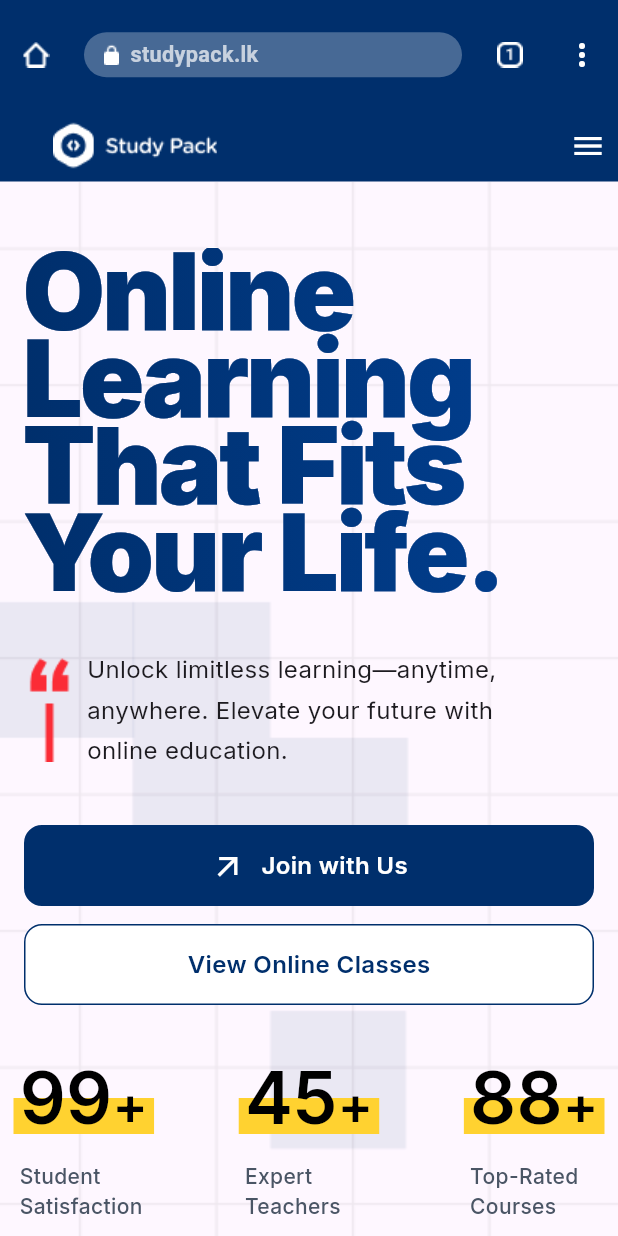
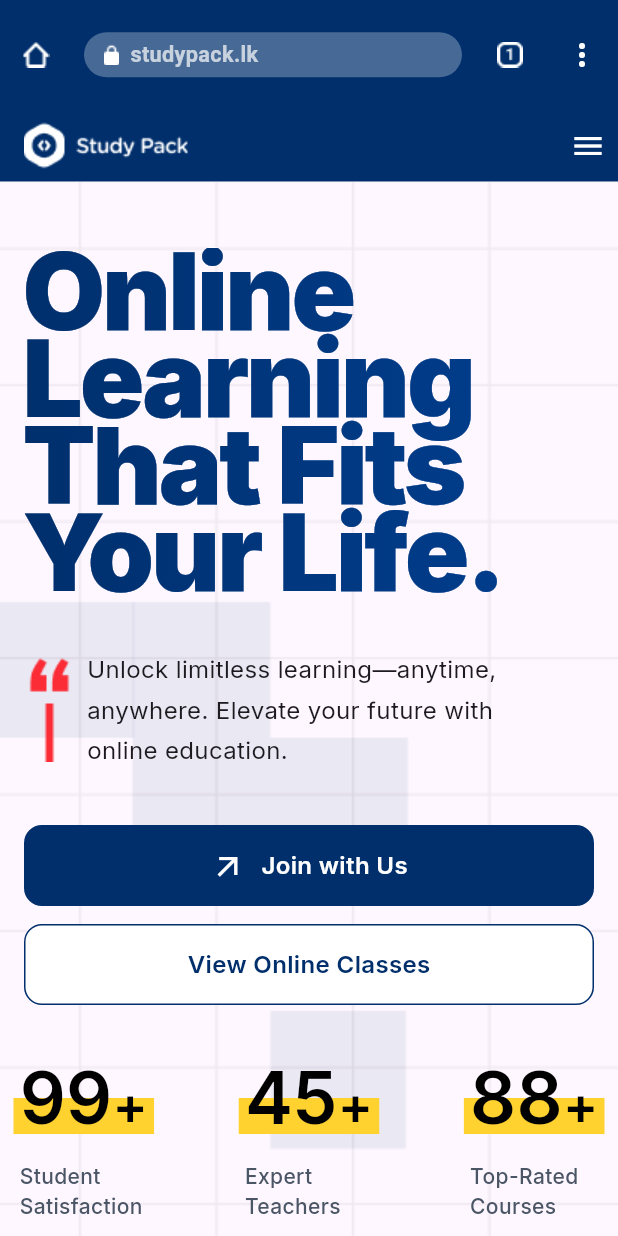
Before and after one commit to dimuthu1997/ui_assignment, a Flutter app: the screen it shows after launch, on a phone screen of 412 x 824 dp. Run offline on Flutter 3.47's test engine with Material 3 defaults, Android fonts, the phone set to English and light mode, and no system bars; our stand-ins replace google_fonts.

Commit message:
fix changes

```diff
--- a/lib/home_screen.dart
+++ b/lib/home_screen.dart
@@ -140,8 +140,7 @@
             mainAxisAlignment: MainAxisAlignment.spaceBetween,
             children: [
               IconButton(
-                icon: Image.asset('assets/images/logo.png', height: 48),
-                padding: EdgeInsets.zero,
+                icon: Image.asset('assets/images/logo.png', height: 32),
                 onPressed: () {},
               ),
               const Icon(Icons.menu, color: Colors.white),
```
